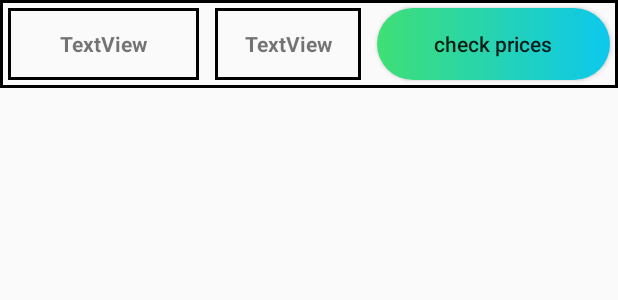
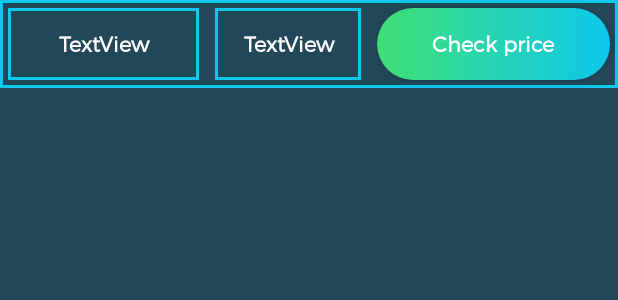
Before and after one commit to HolkerDev/Wholesale, an Android app: the layout item_order.xml on its own in the app's theme, with its tools: preview values and no code run, on a phone screen of 412 x 824 dp. Shown: the top 300 px of the screen. Run offline under Robolectric (Android 15) with nearby library versions, the phone set to English and light mode, and no system bars.

Commit message:
Redesign order item

```diff
--- a/app/src/main/res/drawable/stroke.xml
+++ b/app/src/main/res/drawable/stroke.xml
@@ -1,7 +1,7 @@
 <?xml version="1.0" encoding="utf-8"?>
 <shape xmlns:android="http://schemas.android.com/apk/res/android">
 
-    <stroke android:color="#000000"
-            android:width="2dp"/>
+    <stroke android:width="2dp"
+            android:color="@color/colorAccent"/>
 
 </shape>
--- a/app/src/main/res/layout/item_order.xml
+++ b/app/src/main/res/layout/item_order.xml
@@ -1,6 +1,7 @@
 <?xml version="1.0" encoding="utf-8"?>
 <RelativeLayout xmlns:android="http://schemas.android.com/apk/res/android"
                 android:layout_width="match_parent"
+                android:background="#214758"
                 android:layout_height="match_parent">
 
     <LinearLayout
@@ -12,9 +13,11 @@
             android:layout_alignParentTop="true">
         <TextView
                 android:text="TextView"
+                android:fontFamily="@font/trueno_lt"
                 android:layout_width="60dp"
                 android:layout_height="match_parent"
                 android:gravity="center"
+                android:textColor="#fff"
                 android:background="@drawable/stroke"
                 android:id="@+id/tv_product_name"
                 android:layout_weight="1"
@@ -22,6 +25,8 @@
                 android:textStyle="bold"/>
         <TextView
                 android:text="TextView"
+                android:textColor="#fff"
+                android:fontFamily="@font/trueno_lt"
                 android:layout_width="30dp"
                 android:background="@drawable/stroke"
                 android:layout_height="match_parent"
@@ -31,9 +36,12 @@
                 android:layout_margin="5dp"
                 android:textStyle="bold"/>
         <Button
-                android:text="check prices"
+                android:text="Check price"
                 android:layout_width="wrap_content"
                 android:layout_height="wrap_content"
+                android:textColor="#fff"
+                android:fontFamily="@font/trueno_lt"
+                android:textStyle="bold"
                 android:background="@drawable/btn_rounded_white"
                 android:id="@+id/btn_check"
                 android:layout_weight="1"
```
Also changed, not shown: app/src/main/java/com/dev/holker/wholesale/Settings.kt (line endings or trailing spaces).
